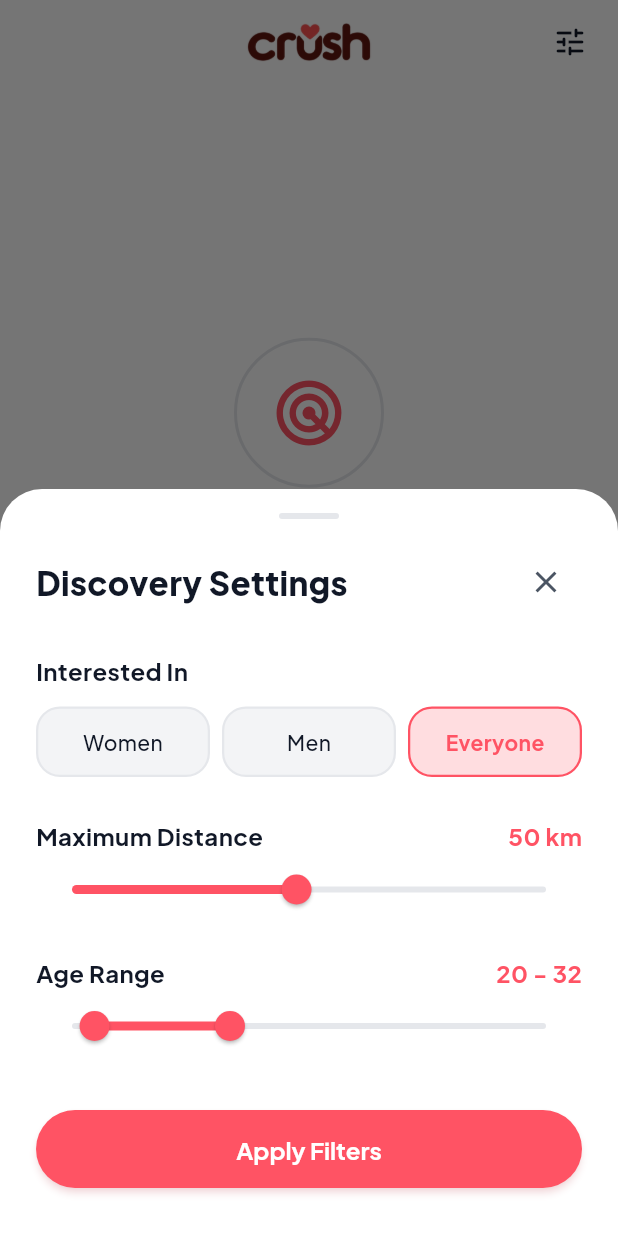
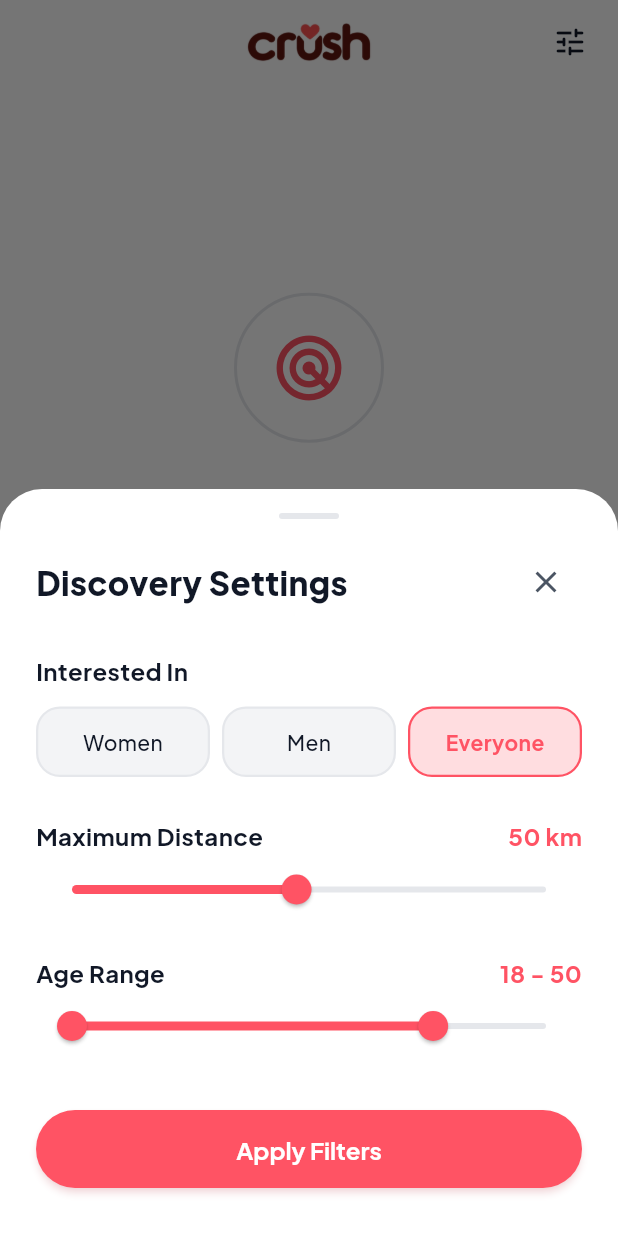
Before and after one commit to venky24K/crush, a Flutter app: the screen it shows once a user with an empty profile is signed in, after a tap on the "tune" icon, on a phone screen of 412 x 824 dp. Run offline on Flutter 3.47's test engine with Material 3 defaults, Android fonts, the phone set to English and light mode, and no system bars; our stand-ins replace cached_network_image, firebase_core, firebase_messaging, flutter_animate, flutter_card_swiper, flutter_native_splash and 5 more; missing offline and left inert: shorebird_code_push; accounts and stored records are empty; network calls fail.

Commit message:
fix(discovery): auto-load profiles on mount, implement gender and age filtering, and add Reset Swipes

```diff
--- a/lib/core/services/supabase_service.dart
+++ b/lib/core/services/supabase_service.dart
@@ -86,43 +86,80 @@ class SupabaseService {
   Future<List<ProfileModel>> fetchDiscoveryProfiles({
     required String currentUserId,
     int minAge = 18,
-    int maxAge = 40,
-    double maxDistanceKm = 50,
+    int maxAge = 50,
+    double maxDistanceKm = 100,
+    String genderPreference = 'everyone',
   }) async {
     if (client == null) {
       return [];
     }
 
     try {
-      final List<String> swipedIds = [];
+      final Set<String> swipedIds = {};
       if (currentUserId.isNotEmpty) {
         final swipedResponse = await client!
             .from('swipes')
             .select('swiped_id')
             .eq('swiper_id', currentUserId);
 
-        swipedIds.addAll((swipedResponse as List)
-            .map((row) => row['swiped_id'] as String));
-        swipedIds.add(currentUserId);
+        for (final row in (swipedResponse as List)) {
+          final id = row['swiped_id'] as String?;
+          if (id != null) swipedIds.add(id);
+        }
       }
 
       var query = client!.from('profiles').select();
       if (currentUserId.isNotEmpty) {
         query = query.neq('id', currentUserId);
-        if (swipedIds.length < 50) {
-          for (final id in swipedIds) {
-            query = query.neq('id', id);
-          }
-        }
       }
 
-      final response = await query.limit(25);
-      return (response as List)
+      final response = await query.limit(50);
+      final rawList = (response as List)
           .map((json) => ProfileModel.fromJson(json))
           .toList();
+
+      final normalizedPref = genderPreference.trim().toLowerCase();
+
+      return rawList.where((p) {
+        // Exclude current user
+        if (p.id == currentUserId) return false;
+
+        // Exclude already swiped profiles
+        if (swipedIds.contains(p.id)) return false;
+
+        // Gender filter
+        final pGender = p.gender.toLowerCase();
+        final wantsMen = normalizedPref == 'men' || normalizedPref == 'male';
+        final wantsWomen = normalizedPref == 'women' || normalizedPref == 'female';
+
+        if (wantsMen && pGender != 'male') {
+          return false;
+        }
+        if (wantsWomen && pGender != 'female') {
+          return false;
+        }
+
+        // Age filter
+        if (p.age < minAge || p.age > maxAge) {
+          return false;
+        }
+
+        return true;
+      }).toList();
     } catch (e) {
       debugPrint('[SupabaseService] Error fetching discovery: $e');
       return [];
+    }
+  }
+
+  Future<bool> resetSwipes(String currentUserId) async {
+    if (client == null || currentUserId.isEmpty) return false;
+    try {
+      await client!.from('swipes').delete().eq('swiper_id', currentUserId);
+      return true;
+    } catch (e) {
+      debugPrint('[SupabaseService] Error resetting swipes: $e');
+      return false;
     }
   }
 
--- a/lib/models/profile_model.dart
+++ b/lib/models/profile_model.dart
@@ -86,9 +86,9 @@ class ProfileModel {
       city: json['city'] as String? ?? '',
       distanceKm: (json['distance_km'] as num?)?.toDouble() ?? 5.0,
       isVerified: json['is_verified'] as bool? ?? false,
-      minAgePreference: json['min_age_preference'] as int? ?? 18,
-      maxAgePreference: json['max_age_preference'] as int? ?? 40,
-      maxDistanceKm: json['max_distance_km'] as int? ?? 50,
+      minAgePreference: (json['min_age_preference'] as num?)?.toInt() ?? 18,
+      maxAgePreference: (json['max_age_preference'] as num?)?.toInt() ?? 50,
+      maxDistanceKm: (json['max_distance_km'] as num?)?.toInt() ?? 50,
     );
   }
 
--- a/lib/providers/discovery_provider.dart
+++ b/lib/providers/discovery_provider.dart
@@ -13,9 +13,9 @@ class DiscoveryProvider extends ChangeNotifier {
   bool _isLoading = false;
   ProfileModel? _lastMatchedProfile;
 
-  // Filters
+  // Filters (default to wide inclusive range so profiles aren't hidden)
   double _maxDistanceKm = AppConstants.defaultMaxDistanceKm;
-  RangeValues _ageRange = const RangeValues(20, 32);
+  RangeValues _ageRange = const RangeValues(18, 50);
   String _genderPreference = 'everyone';
 
   List<ProfileModel> get profiles => _profiles;
@@ -32,18 +32,41 @@ class DiscoveryProvider extends ChangeNotifier {
     loadDiscoveryProfiles();
   }
 
-  Future<void> loadDiscoveryProfiles() async {
+  /// Initialize filter preferences from user's profile and load cards
+  void initializeFromProfile(ProfileModel userProfile) {
+    if (userProfile.lookingFor.contains('female') &&
+        !userProfile.lookingFor.contains('male')) {
+      _genderPreference = 'female';
+    } else if (userProfile.lookingFor.contains('male') &&
+        !userProfile.lookingFor.contains('female')) {
+      _genderPreference = 'male';
+    } else {
+      _genderPreference = 'everyone';
+    }
+    loadDiscoveryProfiles(currentUserId: userProfile.id);
+  }
+
+  Future<void> loadDiscoveryProfiles({
+    String? currentUserId,
+    String? genderPreference,
+  }) async {
     _isLoading = true;
     notifyListeners();
 
+    if (genderPreference != null) {
+      _genderPreference = genderPreference;
+    }
+
     try {
-      final currentUserId =
-          _supabaseService.client?.auth.currentUser?.id ?? '';
+      final effectiveUserId = currentUserId ??
+          (_supabaseService.client?.auth.currentUser?.id ?? '');
+
       final fetched = await _supabaseService.fetchDiscoveryProfiles(
-        currentUserId: currentUserId,
+        currentUserId: effectiveUserId,
         minAge: _ageRange.start.round(),
         maxAge: _ageRange.end.round(),
         maxDistanceKm: _maxDistanceKm,
+        genderPreference: _genderPreference,
       );
 
       _profiles = fetched;
@@ -54,6 +77,16 @@ class DiscoveryProvider extends ChangeNotifier {
 
     _isLoading = false;
     notifyListeners();
+  }
+
+  /// Reset outgoing swipes for this user so they can swipe on everyone again
+  Future<void> resetSwipes(String currentUserId) async {
+    _isLoading = true;
+    notifyListeners();
+
+    await _supabaseService.resetSwipes(currentUserId);
+    _swipedHistory.clear();
+    await loadDiscoveryProfiles(currentUserId: currentUserId);
   }
 
   Future<bool> swipeRight({required String currentUserId}) async {
--- a/lib/ui/screens/discovery/discovery_screen.dart
+++ b/lib/ui/screens/discovery/discovery_screen.dart
@@ -27,6 +27,21 @@ class DiscoveryScreen extends StatefulWidget {
 
 class _DiscoveryScreenState extends State<DiscoveryScreen> {
   final CardSwiperController _cardSwiperController = CardSwiperController();
+
+  @override
+  void initState() {
+    super.initState();
+    WidgetsBinding.instance.addPostFrameCallback((_) {
+      if (!mounted) return;
+      final auth = context.read<AuthProvider>();
+      final discovery = context.read<DiscoveryProvider>();
+      if (auth.currentProfile != null) {
+        discovery.initializeFromProfile(auth.currentProfile!);
+      } else {
+        discovery.loadDiscoveryProfiles();
+      }
+    });
+  }
 
   @override
   void dispose() {
@@ -358,10 +373,69 @@ class _DiscoveryScreenState extends State<DiscoveryScreen> {
                 color: AppColors.textSecondary,
               ),
             ),
+            const SizedBox(height: 16),
+            Wrap(
+              alignment: WrapAlignment.center,
+              spacing: 8,
+              children: [
+                Chip(
+                  label: Text(
+                    'Looking for: ${provider.genderPreference.toUpperCase()}',
+                    style: const TextStyle(fontSize: 12, fontWeight: FontWeight.w600, color: AppColors.textSecondary),
+                  ),
+                  backgroundColor: AppColors.surfaceLight,
+                  side: BorderSide.none,
+                ),
+                Chip(
+                  label: Text(
+                    'Ages ${provider.ageRange.start.round()} - ${provider.ageRange.end.round()}',
+                    style: const TextStyle(fontSize: 12, fontWeight: FontWeight.w600, color: AppColors.textSecondary),
+                  ),
+                  backgroundColor: AppColors.surfaceLight,
+                  side: BorderSide.none,
+                ),
+              ],
+            ),
             const SizedBox(height: 24),
-            ElevatedButton(
-              onPressed: () => provider.loadDiscoveryProfiles(),
-              child: const Text('Refresh Feed'),
+            Row(
+              mainAxisAlignment: MainAxisAlignment.center,
+              children: [
+                ElevatedButton.icon(
+                  onPressed: () {
+                    final myId = context.read<AuthProvider>().currentProfile?.id;
+                    provider.loadDiscoveryProfiles(currentUserId: myId);
+                  },
+                  icon: const Icon(Icons.refresh_rounded, size: 18),
+                  label: const Text('Refresh'),
+                  style: ElevatedButton.styleFrom(
+                    backgroundColor: AppColors.primary,
+                    foregroundColor: Colors.white,
+                    padding: const EdgeInsets.symmetric(horizontal: 20, vertical: 12),
+                    shape: RoundedRectangleBorder(
+                      borderRadius: BorderRadius.circular(16),
+                    ),
+                  ),
+                ),
+                const SizedBox(width: 12),
+                OutlinedButton.icon(
+                  onPressed: () {
+                    final myId = context.read<AuthProvider>().currentProfile?.id;
+                    if (myId != null && myId.isNotEmpty) {
+                      provider.resetSwipes(myId);
+                    }
+                  },
+                  icon: const Icon(Icons.restart_alt_rounded, size: 18),
+                  label: const Text('Reset Swipes'),
+                  style: OutlinedButton.styleFrom(
+                    foregroundColor: AppColors.primary,
+                    side: const BorderSide(color: AppColors.primary),
+                    padding: const EdgeInsets.symmetric(horizontal: 16, vertical: 12),
+                    shape: RoundedRectangleBorder(
+                      borderRadius: BorderRadius.circular(16),
+                    ),
+                  ),
+                ),
+              ],
             ),
           ],
         ),
--- a/lib/ui/screens/home_navigation_screen.dart
+++ b/lib/ui/screens/home_navigation_screen.dart
@@ -4,6 +4,7 @@ import 'package:crush/core/constants/app_colors.dart';
 import 'package:crush/core/services/notification_service.dart';
 import 'package:crush/providers/auth_provider.dart';
 import 'package:crush/providers/chat_provider.dart';
+import 'package:crush/providers/discovery_provider.dart';
 import 'package:crush/ui/screens/discovery/discovery_screen.dart';
 import 'package:crush/ui/screens/matches/matches_screen.dart';
 import 'package:crush/ui/screens/profile/user_profile_screen.dart';
@@ -31,6 +32,7 @@ class _HomeNavigationScreenState extends State<HomeNavigationScreen> {
       if (auth.currentProfile != null) {
         _chatProvider?.subscribeToMatches(auth.currentProfile!.id);
         NotificationService().syncUserFcmToken(auth.currentProfile!.id);
+        context.read<DiscoveryProvider>().initializeFromProfile(auth.currentProfile!);
       }
       _chatProvider?.newMatchNotifier.addListener(_onNewMatchReceived);
     });
```
Also changed, not shown: 4 other files.
